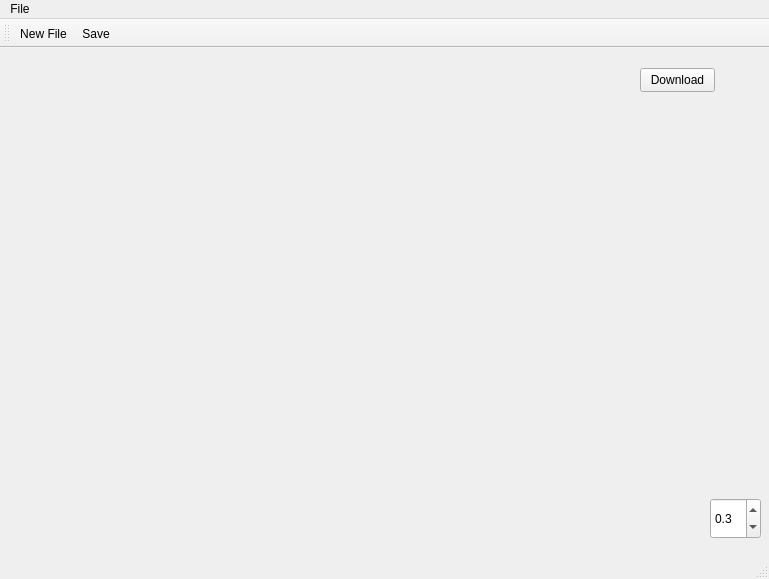
First picture: the form in mainwindow.ui, repository Kasyanov-Igor/Photoshop, before the edit.
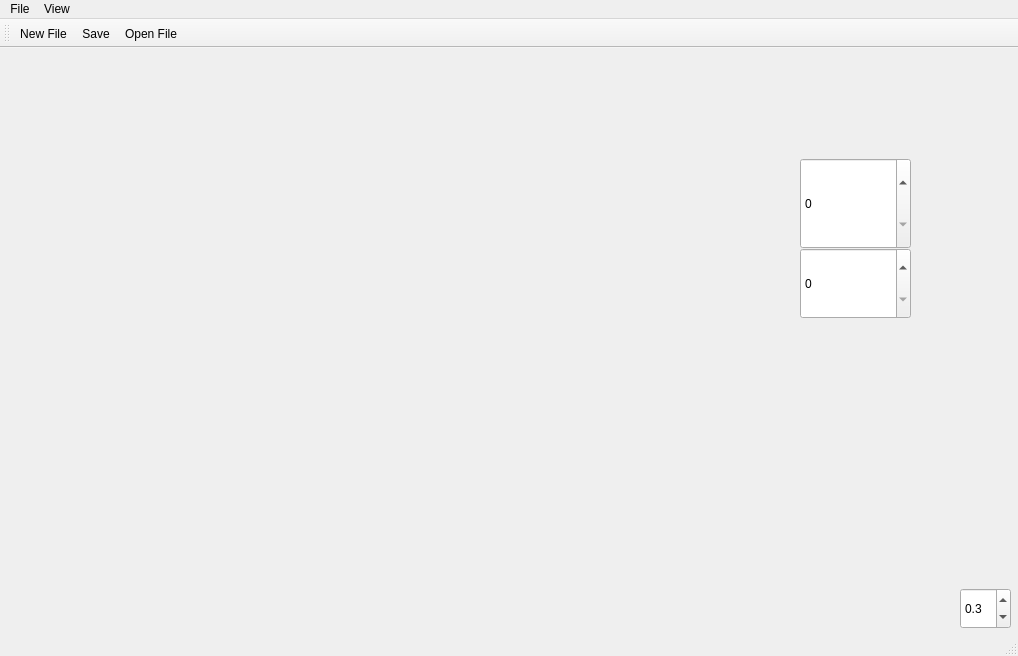
Second picture: the form after the edit. Icons and pictures are not drawn.

What changed in the file:
```diff
--- a/mainwindow.ui
+++ b/mainwindow.ui
@@ -6,8 +6,8 @@
    <rect>
     <x>0</x>
     <y>0</y>
-    <width>769</width>
-    <height>579</height>
+    <width>1018</width>
+    <height>656</height>
    </rect>
   </property>
   <property name="windowTitle">
@@ -15,14 +15,23 @@
   </property>
   <widget class="QWidget" name="centralwidget">
    <widget class="QLabel" name="label">
+    <property name="enabled">
+     <bool>true</bool>
+    </property>
     <property name="geometry">
      <rect>
       <x>10</x>
       <y>10</y>
-      <width>381</width>
-      <height>261</height>
+      <width>720</width>
+      <height>480</height>
      </rect>
     </property>
+    <property name="maximumSize">
+     <size>
+      <width>5555555</width>
+      <height>555555</height>
+     </size>
+    </property>
     <property name="text">
      <string/>
     </property>
@@ -30,8 +39,8 @@
    <widget class="QDoubleSpinBox" name="doubleSpinBox">
     <property name="geometry">
      <rect>
-      <x>710</x>
-      <y>450</y>
+      <x>960</x>
+      <y>540</y>
       <width>51</width>
       <height>41</height>
      </rect>
@@ -58,17 +67,27 @@
      <double>0.300000000000000</double>
     </property>
    </widget>
-   <widget class="QPushButton" name="pushButton">
+   <widget class="QSpinBox" name="spinBox">
+    <property name="enabled">
+     <bool>true</bool>
+    </property>
     <property name="geometry">
      <rect>
-      <x>640</x>
-      <y>20</y>
-      <width>75</width>
-      <height>24</height>
+      <x>800</x>
+      <y>110</y>
+      <width>111</width>
+      <height>91</height>
      </rect>
     </property>
-    <property name="text">
-     <string>Download</string>
+   </widget>
+   <widget class="QSpinBox" name="spinBox_2">
+    <property name="geometry">
+     <rect>
+      <x>800</x>
+      <y>200</y>
+      <width>111</width>
+      <height>71</height>
+     </rect>
     </property>
    </widget>
   </widget>
@@ -77,7 +96,7 @@
     <rect>
      <x>0</x>
      <y>0</y>
-     <width>769</width>
+     <width>1018</width>
      <height>22</height>
     </rect>
    </property>
@@ -90,7 +109,23 @@
     <addaction name="actionSave"/>
     <addaction name="actionExit"/>
    </widget>
+   <widget class="QMenu" name="menuView">
+    <property name="title">
+     <string>View</string>
+    </property>
+    <widget class="QMenu" name="menuChange_of_size">
+     <property name="title">
+      <string>Change of size</string>
+     </property>
+     <addaction name="action3_4"/>
+     <addaction name="action5_4"/>
+     <addaction name="action2_3"/>
+    </widget>
+    <addaction name="menuChange_of_size"/>
+    <addaction name="actionCuo_off"/>
+   </widget>
    <addaction name="menuFile"/>
+   <addaction name="menuView"/>
   </widget>
   <widget class="QStatusBar" name="statusbar">
    <property name="enabled">
@@ -109,6 +144,7 @@
    </attribute>
    <addaction name="actionNew_File"/>
    <addaction name="actionSave"/>
+   <addaction name="actionOpen_File"/>
   </widget>
   <action name="actionNew_File">
    <property name="icon">
```
Left out of the diff: 23 changed lines with no effect on the pictures.
